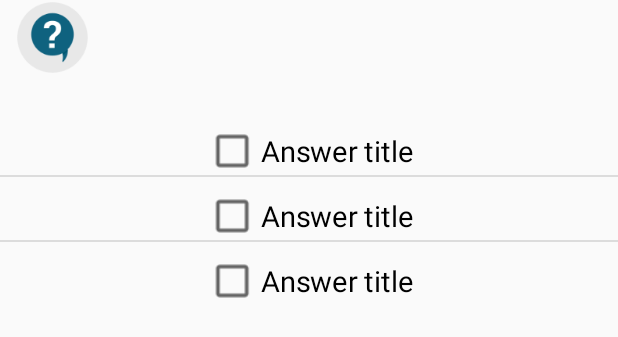
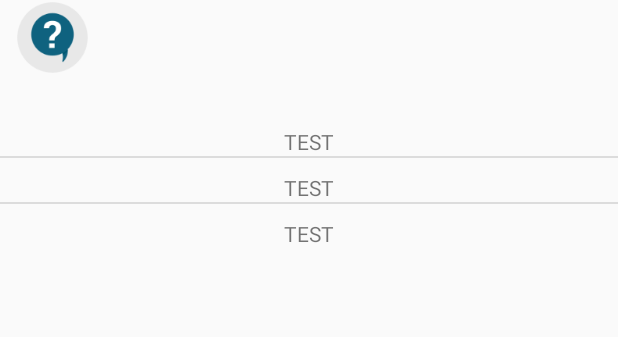
Before and after one commit to AlexisLepage/QCM_Android, an Android app: the layout fragment_question.xml on its own in the app's theme, with its tools: preview values and no code run, on a phone screen of 412 x 824 dp. Shown: the top 337 px of the screen. Run offline under Robolectric (Android 15) with nearby library versions, the phone set to English and light mode, and no system bars.

```diff
--- a/app/src/main/java/com/iia/cdsm/myqcm/View/CursorAdapter/AnswerCursorAdapter.java
+++ b/app/src/main/java/com/iia/cdsm/myqcm/View/CursorAdapter/AnswerCursorAdapter.java
@@ -7,6 +7,7 @@ import android.view.View;
 import android.view.ViewGroup;
 import android.widget.CheckBox;
 import android.widget.CursorAdapter;
+import android.widget.TextView;
 
 import com.iia.cdsm.myqcm.Entities.Answer;
 import com.iia.cdsm.myqcm.R;
@@ -32,11 +33,12 @@ public class AnswerCursorAdapter extends CursorAdapter {
 
     @Override
     public void bindView(View view, Context context, Cursor cursor) {
-        final CheckBox cbAnswer = (CheckBox) view.findViewById(R.id.cbAnswer);
+        //final CheckBox cbAnswer = (CheckBox) view.findViewById(R.id.cbAnswer);
+        TextView tvTest = (TextView) view.findViewById(R.id.tvTest);
 
         AnswerSQLiteAdapter answerSQLiteAdapter = new AnswerSQLiteAdapter(context);
         Answer answer = answerSQLiteAdapter.cursorToItem(cursor);
 
-        cbAnswer.setText(answer.getTitle());
+        tvTest.setText(answer.getTitle());
     }
 }
--- a/app/src/main/java/com/iia/cdsm/myqcm/webservice/UserWSAdapter.java
+++ b/app/src/main/java/com/iia/cdsm/myqcm/webservice/UserWSAdapter.java
@@ -28,7 +28,7 @@ import java.util.ArrayList;
  */
 public class UserWSAdapter {
 
-    private static final String BASE_URL = "http://192.168.1.31/Qcm/web/app_dev.php/api";
+    private static final String BASE_URL = "http://172.20.10.4//Qcm/web/app_dev.php/api";
     private static final String UPDATE_QCM = "update_qcm";
     private static final String ENTITY_USER = "users";
     private static final String ENTITY_USER_SIMPLE = "user";
--- a/app/src/main/res/layout/activity_view_answer.xml
+++ b/app/src/main/res/layout/activity_view_answer.xml
@@ -4,17 +4,13 @@
     android:layout_width="match_parent"
     android:layout_height="match_parent">
 
-    <CheckBox
+    <TextView
         android:layout_width="wrap_content"
         android:layout_height="wrap_content"
-        android:text="@string/title_answer"
-        android:id="@+id/cbAnswer"
+        android:id="@+id/tvTest"
+        android:text="TEST"
         android:layout_alignParentTop="true"
         android:layout_centerHorizontal="true"
-        android:layout_marginTop="10dp"
-        android:textSize="16dp"
-        android:scaleX="1.2"
-        android:scaleY="1.2"
-        />
+        android:layout_marginTop="10dp"/>
 
 </RelativeLayout>
--- a/app/src/main/res/values/strings.xml
+++ b/app/src/main/res/values/strings.xml
@@ -86,6 +86,7 @@
         <item> MON COMPTE </item>
         <item> REGLES QCM </item>
         <item> CONTACT </item>
+        <item> AIDE </item>
         <item> DECONNEXION </item>
     </string-array>
 
```
Also changed, not shown: app/src/main/java/com/iia/cdsm/myqcm/View/Activity/HomeActivity.java (+11 -0 lines), app/src/main/java/com/iia/cdsm/myqcm/View/Fragment/QuestionFragment.java (+17 -9 lines).
